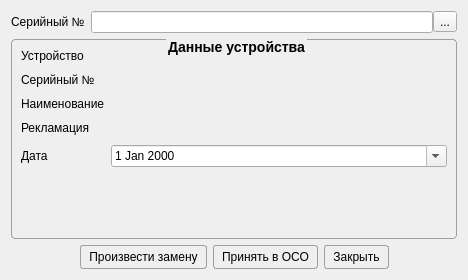
This is Remont/acceptremontwindow.ui in AlexeyScherbakov2021/Remont2 as Qt 5 draws it before an edit. The edited form follows.
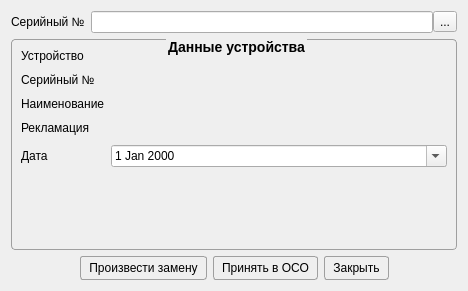
This is the edited form. Icons and pictures are not drawn.

Patch:
```diff
--- a/Remont/acceptremontwindow.ui
+++ b/Remont/acceptremontwindow.ui
@@ -7,7 +7,7 @@
     <x>0</x>
     <y>0</y>
     <width>468</width>
-    <height>280</height>
+    <height>291</height>
    </rect>
   </property>
   <property name="windowTitle">
@@ -204,6 +204,16 @@
        <property name="text">
         <string>Произвести замену</string>
        </property>
+       <property name="icon">
+        <iconset resource="resource.qrc">
+         <normaloff>:/image/arrow_refresh_small.png</normaloff>:/image/arrow_refresh_small.png</iconset>
+       </property>
+       <property name="iconSize">
+        <size>
+         <width>24</width>
+         <height>24</height>
+        </size>
+       </property>
       </widget>
      </item>
      <item>
@@ -211,6 +221,16 @@
        <property name="text">
         <string>Принять в ОСО</string>
        </property>
+       <property name="icon">
+        <iconset resource="resource.qrc">
+         <normaloff>:/image/Download_32x32.png</normaloff>:/image/Download_32x32.png</iconset>
+       </property>
+       <property name="iconSize">
+        <size>
+         <width>24</width>
+         <height>24</height>
+        </size>
+       </property>
       </widget>
      </item>
      <item>
@@ -218,6 +238,16 @@
        <property name="text">
         <string>Закрыть</string>
        </property>
+       <property name="icon">
+        <iconset resource="resource.qrc">
+         <normaloff>:/image/Exit.png</normaloff>:/image/Exit.png</iconset>
+       </property>
+       <property name="iconSize">
+        <size>
+         <width>24</width>
+         <height>24</height>
+        </size>
+       </property>
       </widget>
      </item>
      <item>
```
Left out of the diff: 8 changed lines with no effect on the pictures.
